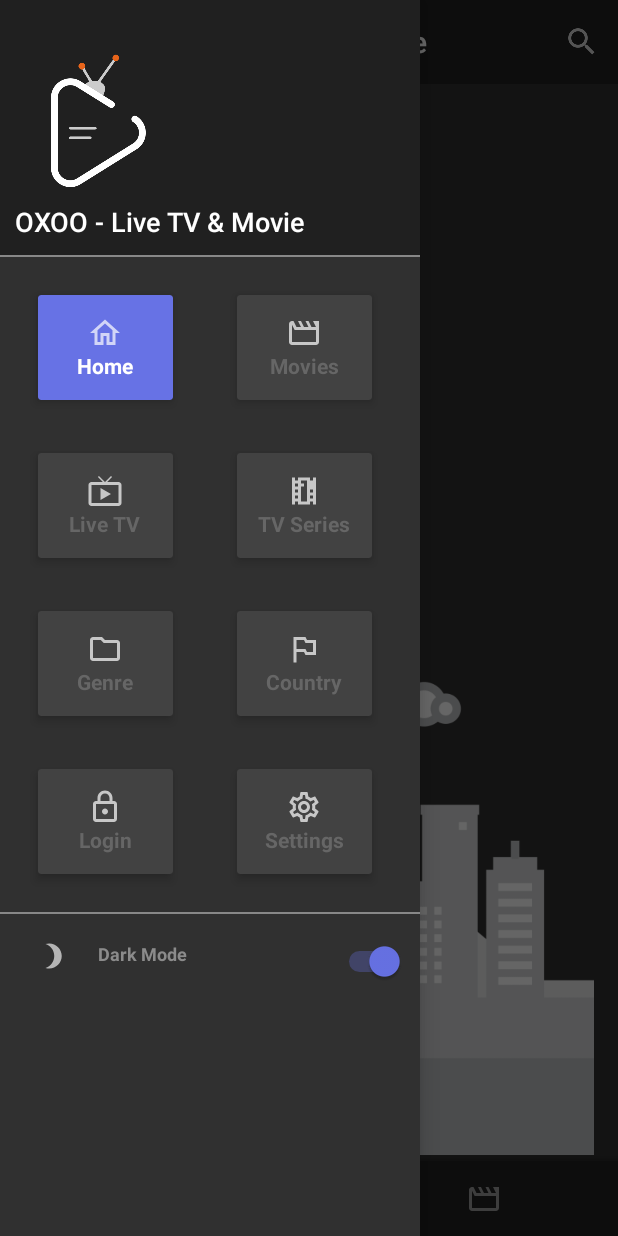
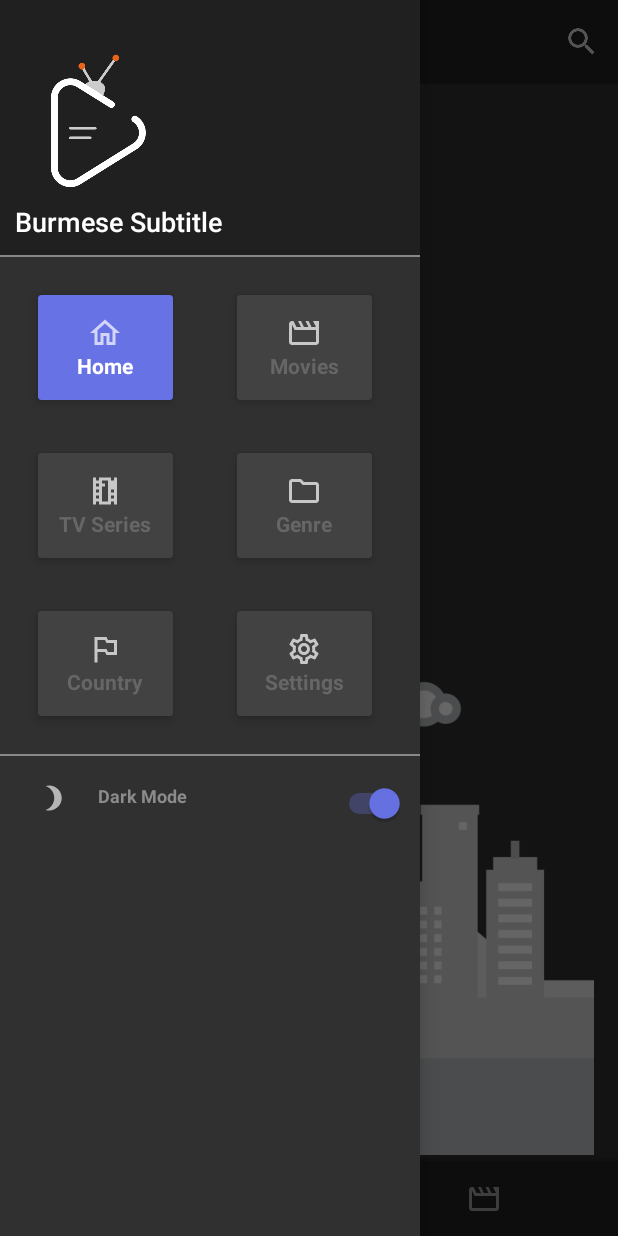
Before and after one commit to Amanbht/sonic-Stream, an Android app: the screen it shows after launch (MainActivity), with the side drawer open, on a phone screen of 412 x 824 dp. Run offline under Robolectric (Android 15) with nearby library versions, the phone set to English and light mode, and no system bars; our stand-ins replace Picasso, Shimmer, Volley; libraries missing offline, so code that uses them is left out: com.balysv.materialripple, com.ixidev.gdpr, com.onesignal, com.startapp.android, com.viewpagerindicator; network calls fail; pictures from the network do not load; 6 statements that could not run were skipped.

Commit message:
Change app title and  comment unnessary menu

```diff
--- a/app/src/main/res/values/strings.xml
+++ b/app/src/main/res/values/strings.xml
@@ -1,11 +1,11 @@
 <resources>
 
-    <string name="app_name">OXOO</string>
+    <string name="app_name">Burmese Subtitle</string>
     <!--app_title for main navigation & home title-->
-    <string name="app_title">OXOO - Live TV &amp; Movie</string>
+    <string name="app_title">Burmese Subtitle</string>
     <string name="app_version">1.1.3</string>
-    <string name="contact_email">info@spagreen.net</string>
-    <string name="copyright_text">Copyright @ SpaGreen \nAll right reserved</string>
+    <string name="contact_email">burmesesubtitle@gmail.</string>
+    <string name="copyright_text">Copyright @ Burmese Subtitle \nAll right reserved</string>
 
     //admob
     <string name="admob_app_id">ca-app-pub-3940256099942544~3347511713</string>
@@ -47,7 +47,7 @@
     <string-array name="nav_item_name">
         <item>Home</item>
         <item>Movies</item>
-        <item>Live TV</item>
+<!--        <item>Live TV</item>-->
         <item>TV Series</item>
         <item>Genre</item>
         <item>Country</item>
@@ -60,7 +60,7 @@
     <string-array name="nav_item_image">
         <item>outline_home_24</item>
         <item>outline_movie_24</item>
-        <item>outline_live_tv_24</item>
+<!--        <item>outline_live_tv_24</item>-->
         <item>outline_local_movies_24</item>
         <item>outline_folder_24</item>
         <item>outline_outlined_flag_24</item>
@@ -73,22 +73,22 @@
     <string-array name="nav_item_name_2">
         <item>Home</item>
         <item>Movies</item>
-        <item>Live TV</item>
+<!--        <item>Live TV</item>-->
         <item>TV Series</item>
         <item>Genre</item>
         <item>Country</item>
-        <item>Login</item>
+<!--        <item>Login</item>-->
         <item>Settings</item>
     </string-array>
 
     <string-array name="nav_item_image_2">
         <item>outline_home_24</item>
         <item>outline_movie_24</item>
-        <item>outline_live_tv_24</item>
+<!--        <item>outline_live_tv_24</item>-->
         <item>outline_local_movies_24</item>
         <item>outline_folder_24</item>
         <item>outline_outlined_flag_24</item>
-        <item>outline_lock_24</item>
+<!--        <item>outline_lock_24</item>-->
         <item>outline_settings_24</item>
     </string-array>
 
```
